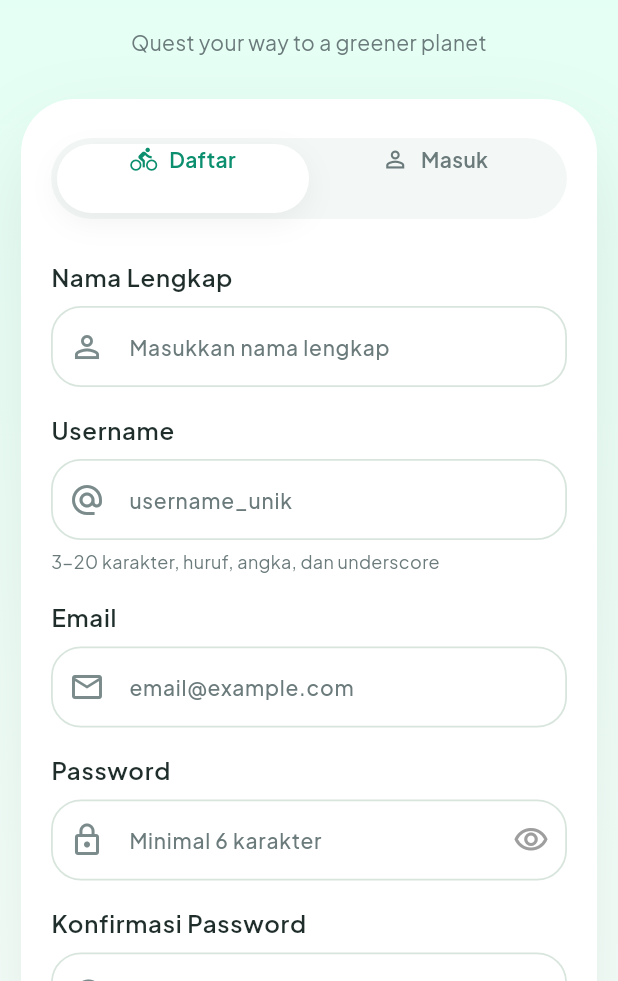
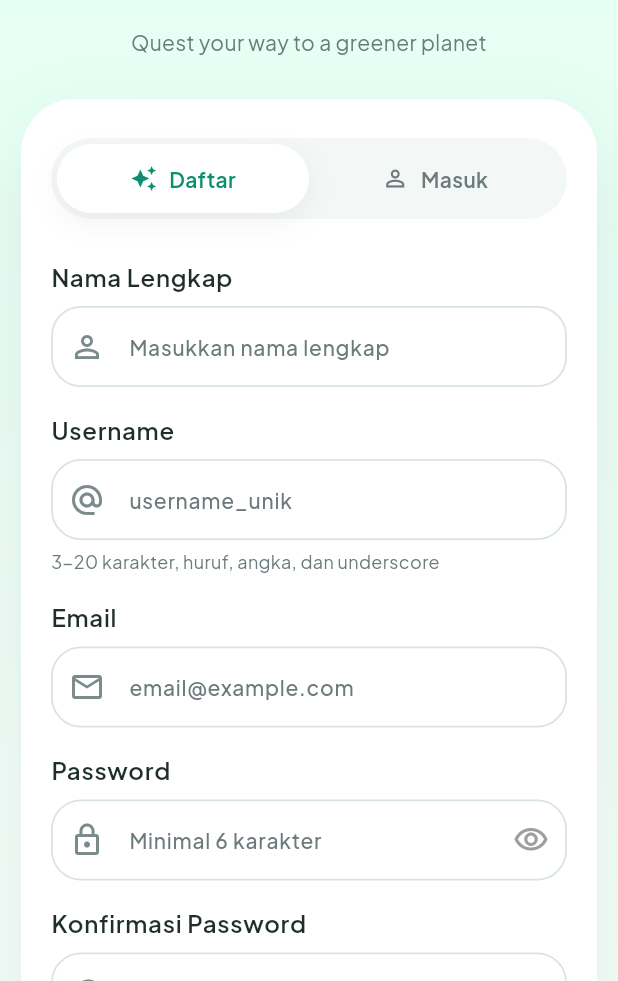
Before and after one commit to iz4re/Ecoday, a Flutter app: the screen it shows after launch, after a tap on "Daftar", on a phone screen of 412 x 824 dp, the part 255-1236 px from its top. Run offline on Flutter 3.47's test engine with Material 3 defaults, Android fonts, the phone set to English and light mode, and no system bars; our stand-ins replace google_fonts.

Commit message:
login update

```diff
--- a/lib/features/auth/auth_screen.dart
+++ b/lib/features/auth/auth_screen.dart
@@ -202,7 +202,10 @@ class _TabSwitcher extends StatelessWidget {
                   ),
                 ),
               ),
-              Row(
+              Align(
+                alignment: Alignment.center,
+                child: Row(
+                  mainAxisAlignment: MainAxisAlignment.center,
                   children: [
                     Expanded(
                       child: InkWell(
@@ -212,7 +215,7 @@ class _TabSwitcher extends StatelessWidget {
                           mainAxisAlignment: MainAxisAlignment.center,
                           children: [
                             Icon(
-                            Icons.directions_bike,
+                              Icons.auto_awesome,
                               size: 18,
                               color: !isLogin ? activeColor : inactiveColor,
                             ),
@@ -254,6 +257,7 @@ class _TabSwitcher extends StatelessWidget {
                     ),
                   ],
                 ),
+              ),
             ],
           ),
         );
@@ -281,12 +285,13 @@ class _LoginForm extends StatelessWidget {
           obscure: true,
         ),
         const SizedBox(height: 24),
-        const EcoPrimaryButton(label: 'Masuk ke Akun', icon: Icons.spa),
+        const Center(child: EcoPrimaryButton(label: 'Masuk ke Akun', icon: Icons.eco)),
         const SizedBox(height: 18),
         const InfoPill(
           title: 'Database Mode',
           subtitle: 'Data tersimpan di Supabase database',
           icon: Icons.auto_awesome,
+          iconColor: AppTheme.accentYellow,
         ),
       ],
     );
@@ -338,9 +343,11 @@ class _RegisterForm extends StatelessWidget {
           obscure: true,
         ),
         SizedBox(height: 24),
-        EcoPrimaryButton(
+        Center(
+          child: EcoPrimaryButton(
             label: 'Mulai Petualangan Eco',
-          icon: Icons.directions_bike,
+            icon: Icons.auto_awesome,
+          ),
         ),
       ],
     );
--- a/lib/features/auth/widgets/info_pill.dart
+++ b/lib/features/auth/widgets/info_pill.dart
@@ -6,11 +6,13 @@ class InfoPill extends StatelessWidget {
     required this.title,
     required this.subtitle,
     required this.icon,
+    this.iconColor,
   });
 
   final String title;
   final String subtitle;
   final IconData icon;
+  final Color? iconColor;
 
   @override
   Widget build(BuildContext context) {
@@ -37,7 +39,7 @@ class InfoPill extends StatelessWidget {
                 ),
               ],
             ),
-            child: Icon(icon, color: const Color(0xFF0ABF8A), size: 18),
+            child: Icon(icon, color: iconColor ?? const Color(0xFF0ABF8A), size: 18),
           ),
           const SizedBox(width: 14),
           Column(
```
Lines whose indentation alone changed are shown as unchanged.
